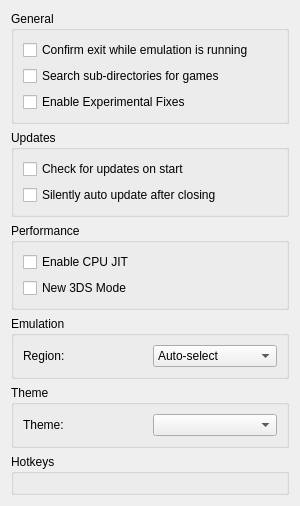
This is src/citra_qt/configuration/configure_general.ui in grimtnt/citra as Qt 5 draws it before an edit. The edited form follows.
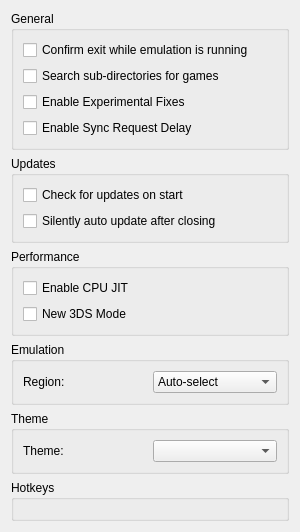
This is the edited form. Custom widgets are drawn as their Qt base class.

Commit message: SMM & AC! DISABLE DELAY IN SETTINGS FOR SMM

```diff
--- a/src/citra_qt/configuration/configure_general.ui
+++ b/src/citra_qt/configuration/configure_general.ui
@@ -45,6 +45,13 @@
             </property>
            </widget>
           </item>
+         <item>
+           <widget class="QCheckBox" name="sr_delay">
+            <property name="text">
+             <string>Enable Sync Request Delay</string>
+            </property>
+           </widget>
+          </item>
          </layout>
         </item>
        </layout>
```
The commit also changes 6 other files.
